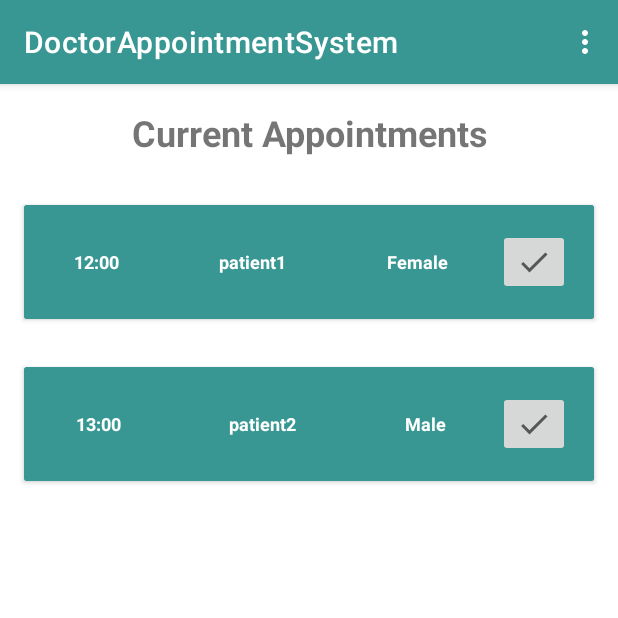
After one commit to envercelik/DoctorAppointmentSystem, an Android app: the fragment DoctorProfileFragment shown on its own in the app's theme, on a phone screen of 412 x 824 dp, the top half of it. The commit adds this screen. Run offline under Robolectric (Android 15) with nearby library versions, the phone set to English and light mode, and no system bars; our stand-ins replace data binding.

Commit message:
create doctor profile ui

```diff
--- /dev/null
+++ b/app/src/main/java/com/envercelik/doctorappointmentsystem/ui/doctorprofile/DoctorProfileCurrentAppointmentAdapter.kt
@@ -0,0 +1,45 @@
+package com.envercelik.doctorappointmentsystem.ui.doctorprofile
+
+import android.view.LayoutInflater
+import android.view.ViewGroup
+import androidx.recyclerview.widget.DiffUtil
+import androidx.recyclerview.widget.ListAdapter
+import androidx.recyclerview.widget.RecyclerView
+import com.envercelik.doctorappointmentsystem.databinding.ItemAppointmentCurrentBinding
+import com.envercelik.doctorappointmentsystem.ui.model.CurrentAppointment
+
+class DoctorProfileCurrentAppointmentAdapter :
+    ListAdapter<CurrentAppointment, DoctorProfileCurrentAppointmentAdapter.AppointmentHolder>
+        (DiffCallback()) {
+
+    override fun onCreateViewHolder(parent: ViewGroup, viewType: Int): AppointmentHolder {
+        val binding = ItemAppointmentCurrentBinding.inflate(
+            LayoutInflater.from(parent.context),
+            parent,
+            false
+        )
+        return AppointmentHolder(binding)
+    }
+
+    override fun onBindViewHolder(holder: AppointmentHolder, position: Int) =
+        holder.bind(getItem(position))
+
+    class AppointmentHolder(private val binding: ItemAppointmentCurrentBinding) :
+        RecyclerView.ViewHolder(binding.root) {
+
+        fun bind(item: CurrentAppointment) {
+            binding.currentAppointment = item
+            binding.executePendingBindings()
+        }
+    }
+
+    private class DiffCallback : DiffUtil.ItemCallback<CurrentAppointment>() {
+
+        override fun areItemsTheSame(oldItem: CurrentAppointment, newItem: CurrentAppointment) =
+            oldItem.appointment.id == newItem.appointment.id
+
+
+        override fun areContentsTheSame(oldItem: CurrentAppointment, newItem: CurrentAppointment) =
+            oldItem == newItem
+    }
+}
--- /dev/null
+++ b/app/src/main/java/com/envercelik/doctorappointmentsystem/ui/doctorprofile/DoctorProfileFragment.kt
@@ -0,0 +1,56 @@
+package com.envercelik.doctorappointmentsystem.ui.doctorprofile
+
+import android.os.Bundle
+import android.view.LayoutInflater
+import android.view.Menu
+import android.view.MenuInflater
+import android.view.View
+import android.view.ViewGroup
+import androidx.fragment.app.Fragment
+import com.envercelik.doctorappointmentsystem.R
+import com.envercelik.doctorappointmentsystem.databinding.FragmentDoctorProfileBinding
+import com.envercelik.doctorappointmentsystem.ui.model.Appointment
+import com.envercelik.doctorappointmentsystem.ui.model.CurrentAppointment
+import com.envercelik.doctorappointmentsystem.ui.model.Patient
+
+class DoctorProfileFragment : Fragment() {
+
+    private var _binding: FragmentDoctorProfileBinding? = null
+    private val binding get() = _binding!!
+
+    override fun onCreateView(
+        inflater: LayoutInflater, container: ViewGroup?,
+        savedInstanceState: Bundle?
+    ): View {
+        setHasOptionsMenu(true)
+        _binding = FragmentDoctorProfileBinding.inflate(inflater, container, false)
+        return binding.root
+    }
+
+    override fun onViewCreated(view: View, savedInstanceState: Bundle?) {
+        super.onViewCreated(view, savedInstanceState)
+        val adapter = DoctorProfileCurrentAppointmentAdapter()
+        binding.recyclerViewCurrentAppointments.adapter = adapter
+
+        val currentAppointments = mutableListOf<CurrentAppointment>()
+
+        val appointment1 = Appointment("sdsd", "sdsd", "12:00", true)
+        val appointment2 = Appointment("aa", "aa", "13:00", true)
+
+        val patient1 = Patient("sds", "patient1", "fdfdf", "Female", "dfdfd")
+        val patient2 = Patient("aaa", "patient2", "aaa", "Male", "aa")
+
+        val currentAppointment1 = CurrentAppointment(appointment1, patient1)
+        val currentAppointment2 = CurrentAppointment(appointment2, patient2)
+
+        currentAppointments.add(currentAppointment1)
+        currentAppointments.add(currentAppointment2)
+
+        adapter.submitList(currentAppointments)
+    }
+
+    override fun onCreateOptionsMenu(menu: Menu, inflater: MenuInflater) {
+        super.onCreateOptionsMenu(menu, inflater)
+        inflater.inflate(R.menu.menu_doctor, menu)
+    }
+}
--- /dev/null
+++ b/app/src/main/java/com/envercelik/doctorappointmentsystem/ui/model/CurrentAppointment.kt
@@ -0,0 +1,6 @@
+package com.envercelik.doctorappointmentsystem.ui.model
+
+data class CurrentAppointment(
+    val appointment: Appointment,
+    val patient: Patient
+)
--- /dev/null
+++ b/app/src/main/res/drawable/ic_baseline_check_24.xml
@@ -0,0 +1,10 @@
+<vector xmlns:android="http://schemas.android.com/apk/res/android"
+    android:width="24dp"
+    android:height="24dp"
+    android:tint="?attr/colorControlNormal"
+    android:viewportWidth="24"
+    android:viewportHeight="24">
+    <path
+        android:fillColor="@android:color/white"
+        android:pathData="M9,16.17L4.83,12l-1.42,1.41L9,19 21,7l-1.41,-1.41z" />
+</vector>
--- /dev/null
+++ b/app/src/main/res/layout/fragment_doctor_profile.xml
@@ -0,0 +1,43 @@
+<?xml version="1.0" encoding="utf-8"?>
+<layout xmlns:android="http://schemas.android.com/apk/res/android"
+    xmlns:app="http://schemas.android.com/apk/res-auto"
+    xmlns:tools="http://schemas.android.com/tools">
+
+    <data>
+
+        <variable
+            name="currentAppointment"
+            type="com.envercelik.doctorappointmentsystem.ui.model.CurrentAppointment" />
+
+    </data>
+
+    <androidx.constraintlayout.widget.ConstraintLayout
+        android:layout_width="match_parent"
+        android:layout_height="match_parent"
+        tools:context=".ui.doctorprofile.DoctorProfileFragment">
+
+        <TextView
+            android:id="@+id/textView2"
+            android:layout_width="match_parent"
+            android:layout_height="wrap_content"
+            android:padding="16dp"
+            android:text="@string/current_appointments"
+            android:textAlignment="center"
+            android:textSize="24sp"
+            android:textStyle="bold"
+            app:layout_constraintStart_toStartOf="parent"
+            app:layout_constraintTop_toTopOf="parent" />
+
+        <androidx.recyclerview.widget.RecyclerView
+            android:id="@+id/recyclerViewCurrentAppointments"
+            android:layout_width="0dp"
+            android:layout_height="0dp"
+            app:layoutManager="androidx.recyclerview.widget.LinearLayoutManager"
+            app:layout_constraintBottom_toBottomOf="parent"
+            app:layout_constraintEnd_toEndOf="parent"
+            app:layout_constraintHorizontal_bias="0.0"
+            app:layout_constraintStart_toStartOf="parent"
+            app:layout_constraintTop_toBottomOf="@+id/textView2"
+            app:layout_constraintVertical_bias="0.0" />
+    </androidx.constraintlayout.widget.ConstraintLayout>
+</layout>
--- /dev/null
+++ b/app/src/main/res/layout/item_appointment_current.xml
@@ -0,0 +1,72 @@
+<?xml version="1.0" encoding="utf-8"?>
+<layout xmlns:android="http://schemas.android.com/apk/res/android"
+    xmlns:tools="http://schemas.android.com/tools">
+
+    <data>
+
+        <variable
+            name="currentAppointment"
+            type="com.envercelik.doctorappointmentsystem.ui.model.CurrentAppointment" />
+    </data>
+
+    <androidx.cardview.widget.CardView
+        android:layout_width="match_parent"
+        android:layout_height="wrap_content"
+        android:layout_margin="16dp"
+        android:layout_marginBottom="16dp"
+        android:backgroundTint="@color/primary">
+
+        <LinearLayout
+            android:layout_width="match_parent"
+            android:layout_height="wrap_content"
+            android:background="@color/primary"
+            android:gravity="center"
+            android:padding="16dp">
+
+            <TextView
+                android:id="@+id/textViewHour"
+                android:layout_width="wrap_content"
+                android:layout_height="wrap_content"
+                android:layout_weight="1"
+                android:gravity="center_horizontal"
+                android:text="@{currentAppointment.appointment.hour}"
+                android:textColor="@color/white"
+                android:textSize="12sp"
+                android:textStyle="bold"
+                tools:text="12:00" />
+
+            <TextView
+                android:id="@+id/textViewPatientNameSurname"
+                android:layout_width="wrap_content"
+                android:layout_height="wrap_content"
+                android:layout_marginStart="16dp"
+                android:layout_weight="2"
+                android:gravity="center_horizontal"
+                android:text="@{currentAppointment.patient.nameSurname}"
+                android:textColor="@color/white"
+                android:textSize="12sp"
+                android:textStyle="bold"
+                tools:text="Patient Name" />
+
+            <TextView
+                android:id="@+id/textViewPatientGender"
+                android:layout_width="wrap_content"
+                android:layout_height="wrap_content"
+                android:layout_marginStart="16dp"
+                android:layout_weight="1"
+                android:gravity="center_horizontal"
+                android:text="@{currentAppointment.patient.gender}"
+                android:textColor="@color/white"
+                android:textSize="12sp"
+                android:textStyle="bold"
+                tools:text="F/M" />
+
+            <ImageButton
+                android:id="@+id/buttonAppointmentDone"
+                android:layout_width="wrap_content"
+                android:layout_height="wrap_content"
+                android:layout_marginStart="16dp"
+                android:src="@drawable/ic_baseline_check_24" />
+        </LinearLayout>
+    </androidx.cardview.widget.CardView>
+</layout>
--- /dev/null
+++ b/app/src/main/res/menu/menu_doctor.xml
@@ -0,0 +1,9 @@
+<?xml version="1.0" encoding="utf-8"?>
+<menu xmlns:android="http://schemas.android.com/apk/res/android">
+    <item
+        android:id="@+id/setAppointments"
+        android:title="set appointments" />
+    <item
+        android:id="@+id/updateProfile"
+        android:title="update profile" />
+</menu>
--- a/app/src/main/res/values/strings.xml
+++ b/app/src/main/res/values/strings.xml
@@ -20,4 +20,5 @@
     <string name="pick_date">pick date</string>
     <string name="address_with_colon">Address:</string>
     <string name="phone_number">phone number:</string>
+    <string name="current_appointments">Current Appointments</string>
 </resources>
```
